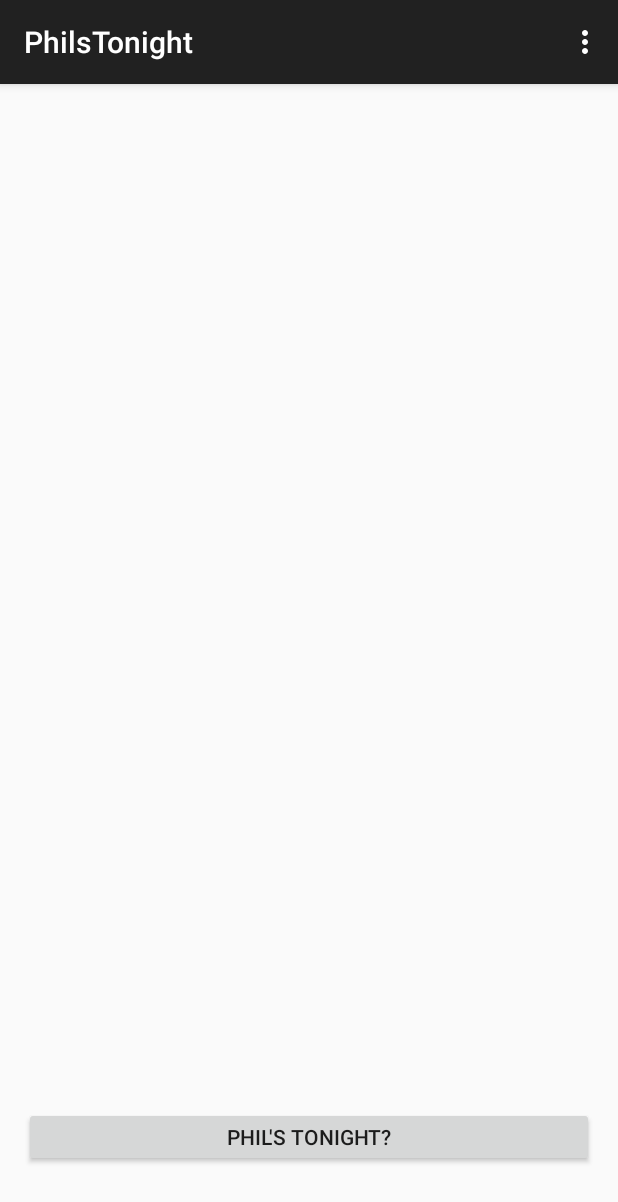
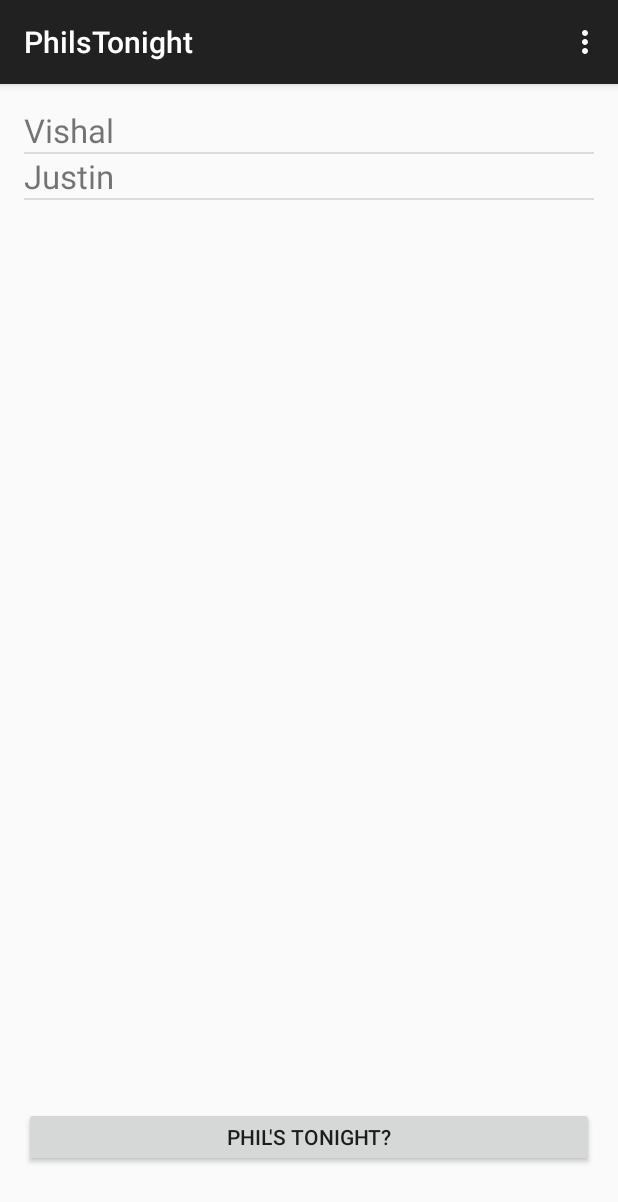
Before and after one commit to vishalkuo/philsTonight, an Android app: the screen it shows after launch (MainActivity), on a phone screen of 412 x 824 dp. Shown: the top 1202 px of the screen. Run offline under Robolectric (Android 15) with nearby library versions, the phone set to English and light mode, and no system bars.

Commit message:
phils tonight

```diff
--- a/PhilsTonight/app/src/main/java/com/philstonight/MainActivity.java
+++ b/PhilsTonight/app/src/main/java/com/philstonight/MainActivity.java
@@ -6,8 +6,14 @@ import android.view.Menu;
 import android.view.MenuItem;
 import android.view.View;
 import android.widget.Button;
+import android.widget.ListView;
 
+import com.philstonight.Models.SquadMember;
 import com.philstonight.SMSServices.SMSSender;
+import com.philstonight.ViewAdapters.SquadAdapter;
+
+import java.util.ArrayList;
+import java.util.List;
 
 public class MainActivity extends AppCompatActivity {
     private Button philsButton;
@@ -25,6 +31,13 @@ public class MainActivity extends AppCompatActivity {
                 SMSSender.sendMessage("6473821508");
             }
         });
+        ListView squadListView = (ListView)findViewById(R.id.squad_list);
+
+        ArrayList<SquadMember> squadList = new ArrayList<>();
+        squadList.add(new SquadMember("Vishal", "647 holla"));
+        squadList.add(new SquadMember("Justin", "519 holla"));
+        SquadAdapter squadAdapter = new SquadAdapter(squadList);
+        squadListView.setAdapter(squadAdapter);
     }
 
     @Override
--- /dev/null
+++ b/PhilsTonight/app/src/main/java/com/philstonight/Models/SquadMember.java
@@ -0,0 +1,22 @@
+package com.philstonight.Models;
+
+/**
+ * Created by yisen_000 on 2015-09-19.
+ */
+public class SquadMember {
+    private String name;
+    private String number;
+
+    public SquadMember(String name, String number) {
+        this.name = name;
+        this.number = number;
+    }
+
+    public String getName() {
+        return name;
+    }
+
+    public String getNumber() {
+        return number;
+    }
+}
--- /dev/null
+++ b/PhilsTonight/app/src/main/java/com/philstonight/ViewAdapters/SquadAdapter.java
@@ -0,0 +1,55 @@
+package com.philstonight.ViewAdapters;
+
+import android.view.LayoutInflater;
+import android.view.View;
+import android.view.ViewGroup;
+import android.widget.BaseAdapter;
+import android.widget.TextView;
+
+import com.philstonight.Models.SquadMember;
+import com.philstonight.R;
+
+import java.util.ArrayList;
+
+/**
+ * Created by yisen_000 on 2015-09-19.
+ */
+public class SquadAdapter extends BaseAdapter {
+    private final ArrayList<SquadMember> squadList = new ArrayList<>();
+
+    public SquadAdapter(ArrayList<SquadMember> list) {
+        squadList.addAll(list);
+    }
+
+    @Override
+    public int getCount() {
+        return squadList.size();
+    }
+
+    @Override
+    public SquadMember getItem(int position) {
+        return squadList.get(position);
+    }
+
+    @Override
+    public long getItemId(int position) {
+        return 0;
+    }
+
+    @Override
+    public View getView(int position, View convertView, ViewGroup parent) {
+        final View endView;
+
+        if (convertView == null){
+            endView = LayoutInflater.from(parent.getContext()).inflate(R.layout.squad_adapter_list, parent, false);
+        } else{
+            endView = convertView;
+        }
+
+        SquadMember item = getItem(position);
+
+        ((TextView)endView.findViewById(R.id.contact)).setText(item.getName());
+
+        return endView;
+    }
+}
--- a/PhilsTonight/app/src/main/res/layout/activity_main.xml
+++ b/PhilsTonight/app/src/main/res/layout/activity_main.xml
@@ -3,7 +3,9 @@
     android:layout_height="match_parent" android:paddingLeft="@dimen/activity_horizontal_margin"
     android:paddingRight="@dimen/activity_horizontal_margin"
     android:paddingTop="@dimen/activity_vertical_margin"
-    android:paddingBottom="@dimen/activity_vertical_margin" tools:context=".MainActivity">
+    android:paddingBottom="@dimen/activity_vertical_margin"
+    android:orientation="vertical"
+    tools:context=".MainActivity">
 
     <Button
         android:id= "@+id/philsButton"
@@ -13,5 +15,11 @@
         android:layout_height="40dp"
         android:text="@string/phils">
     </Button>
+    <ListView
+        android:id="@+id/squad_list"
+        android:layout_width="wrap_content"
+        android:layout_height="fill_parent">
+
+    </ListView>
 
 </RelativeLayout>
--- /dev/null
+++ b/PhilsTonight/app/src/main/res/layout/squad_adapter_list.xml
@@ -0,0 +1,11 @@
+<?xml version="1.0" encoding="utf-8"?>
+<LinearLayout xmlns:android="http://schemas.android.com/apk/res/android"
+    android:orientation="vertical" android:layout_width="match_parent"
+    android:layout_height="match_parent">
+    <TextView
+        android:id="@+id/contact"
+        android:layout_width="fill_parent"
+        android:layout_height="wrap_content"
+        android:textSize="22dp"/>
+
+</LinearLayout>
```
